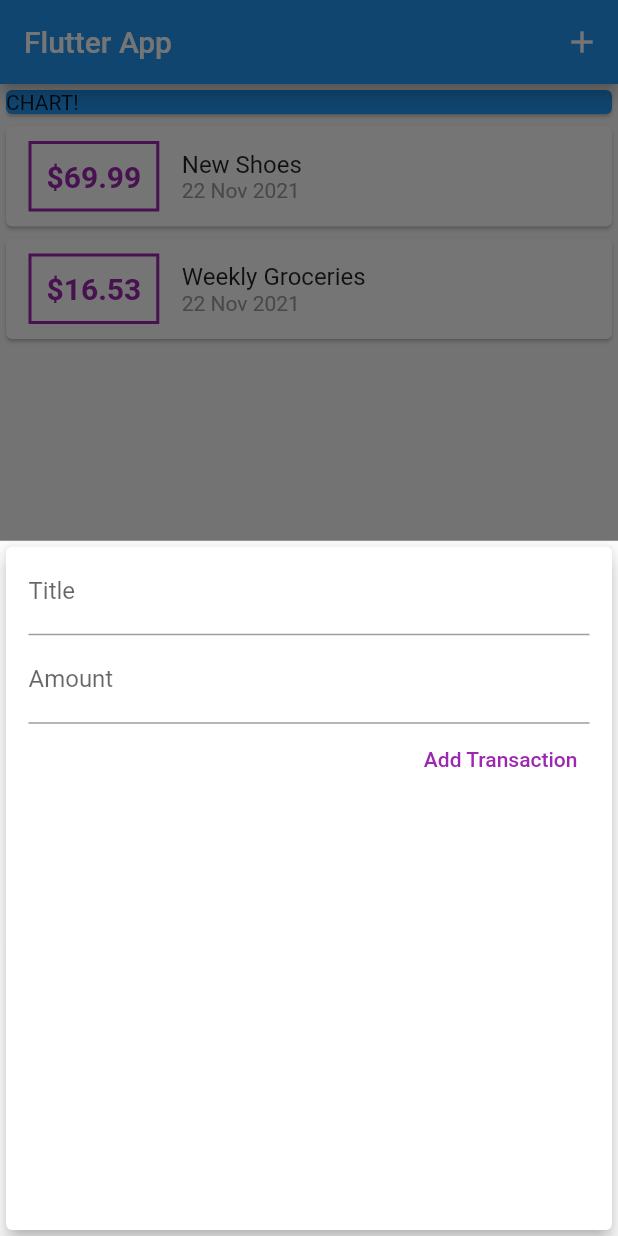
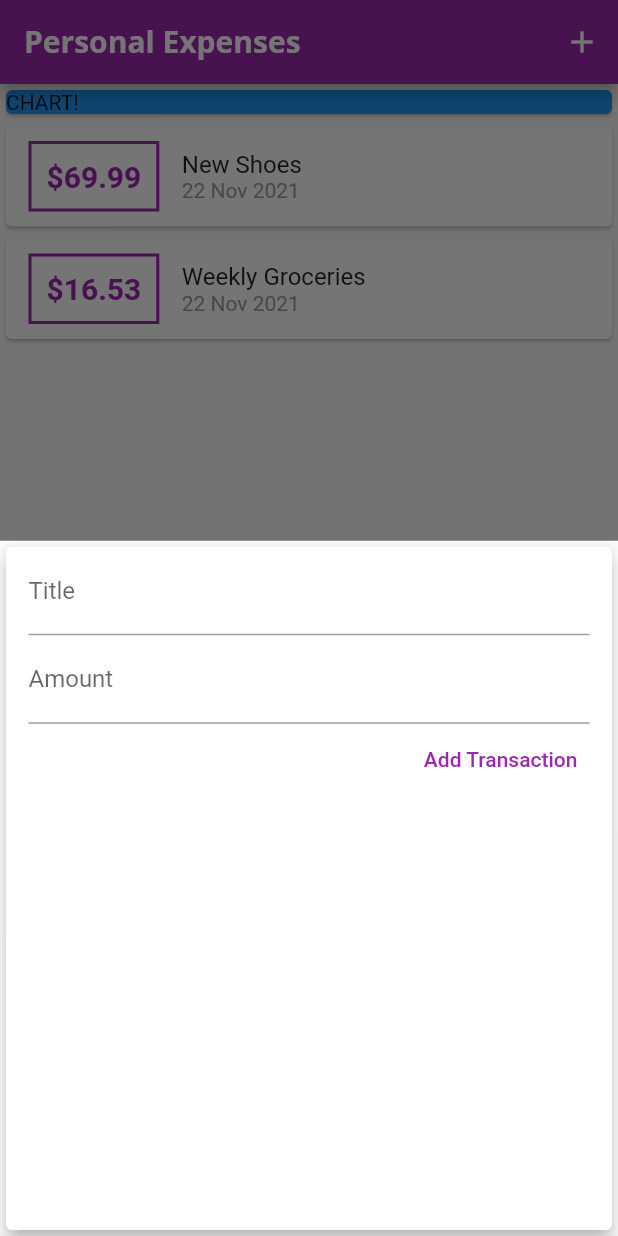
Before and after one commit to LodewykRoux/personal_Expenses, a Flutter app: the screen it shows after launch, after a tap on the "add" icon, on a phone screen of 412 x 824 dp. Run offline on Flutter 3.47's test engine with Material 2 defaults, Android fonts, the phone set to English and light mode, and no system bars.

Commit message:
added new fonts to app

```diff
--- a/lib/main.dart
+++ b/lib/main.dart
@@ -10,7 +10,25 @@ class MyApp extends StatelessWidget {
   @override
   Widget build(BuildContext context) {
     return MaterialApp(
-      title: 'Flutter App',
+      title: 'Personal Expenses',
+      theme: ThemeData(
+        primarySwatch: Colors.purple,
+        accentColor: Colors.amber,
+        fontFamily: 'Quicksand',
+        textTheme: ThemeData.light().textTheme.copyWith(
+              headline6: const TextStyle(
+                fontFamily: 'OpenSans',
+                fontWeight: FontWeight.bold,
+                fontSize: 18,
+              ),
+            ),
+        appBarTheme: const AppBarTheme(
+          titleTextStyle: TextStyle(
+              fontFamily: 'OpenSans',
+              fontSize: 20,
+              fontWeight: FontWeight.bold),
+        ),
+      ),
       home: MyHomePage(),
     );
   }
@@ -67,7 +85,9 @@ class _MyHomePageState extends State<MyHomePage> {
   Widget build(BuildContext context) {
     return Scaffold(
       appBar: AppBar(
-        title: const Text('Flutter App'),
+        title: const Text(
+          'Personal Expenses',
+        ),
         actions: [
           IconButton(
               onPressed: () => startAddNewTransaction(context),
--- a/lib/widgets/new_transaction.dart
+++ b/lib/widgets/new_transaction.dart
@@ -1,10 +1,16 @@
 import 'package:flutter/material.dart';
 
-class NewTransaction extends StatelessWidget {
+class NewTransaction extends StatefulWidget {
   final Function addTx;
-  NewTransaction({Key? key, required this.addTx}) : super(key: key);
+  const NewTransaction({Key? key, required this.addTx}) : super(key: key);
 
+  @override
+  State<NewTransaction> createState() => _NewTransactionState();
+}
+
+class _NewTransactionState extends State<NewTransaction> {
   final titleController = TextEditingController();
+
   final amountController = TextEditingController();
 
   void _submitdata() {
@@ -13,7 +19,8 @@ class NewTransaction extends StatelessWidget {
 
     if (enteredTitle.isEmpty || enteredAmount <= 0) return;
 
-    addTx(enteredTitle, enteredAmount);
+    widget.addTx(enteredTitle, enteredAmount);
+    Navigator.of(context).pop();
   }
 
   @override
--- a/lib/widgets/transaction_list.dart
+++ b/lib/widgets/transaction_list.dart
@@ -21,17 +21,18 @@ class TransactionList extends StatelessWidget {
                       const EdgeInsets.symmetric(vertical: 10, horizontal: 15),
                   decoration: BoxDecoration(
                     border: Border.all(
-                      color: Colors.purple,
+                      color: Theme.of(context).primaryColor,
                       width: 2,
                     ),
                   ),
                   padding: const EdgeInsets.all(10),
                   child: Text(
                     '\$${transactions[index].amount.toStringAsFixed(2)}',
-                    style: const TextStyle(
-                        fontWeight: FontWeight.bold,
-                        fontSize: 20,
-                        color: Colors.purple),
+                    style: TextStyle(
+                      fontWeight: FontWeight.bold,
+                      fontSize: 20,
+                      color: Theme.of(context).primaryColor,
+                    ),
                   ),
                 ),
                 Column(
```
Also changed, not shown: pubspec.yaml (+16 -61 lines), assets/fonts/OpenSans-Bold.ttf (added), assets/fonts/OpenSans-Regular.ttf (added), assets/fonts/Quicksand-Bold.ttf (added), assets/fonts/Quicksand-Light.ttf (added), assets/fonts/Quicksand-Medium.ttf (added), assets/fonts/Quicksand-Regular.ttf (added).
